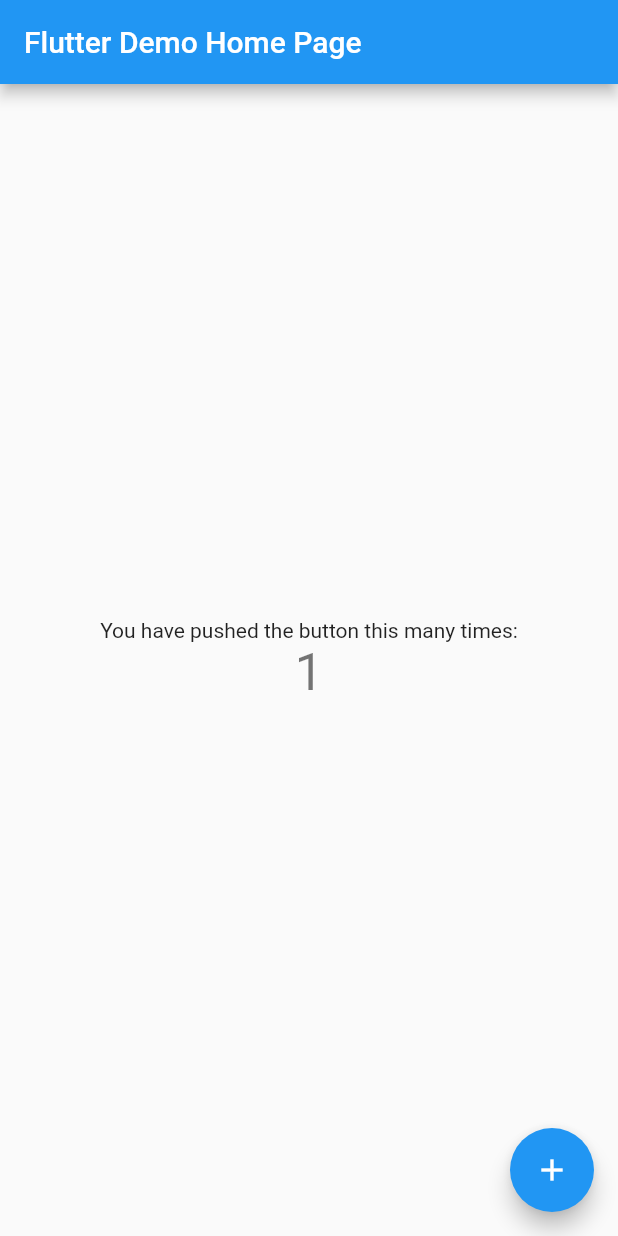
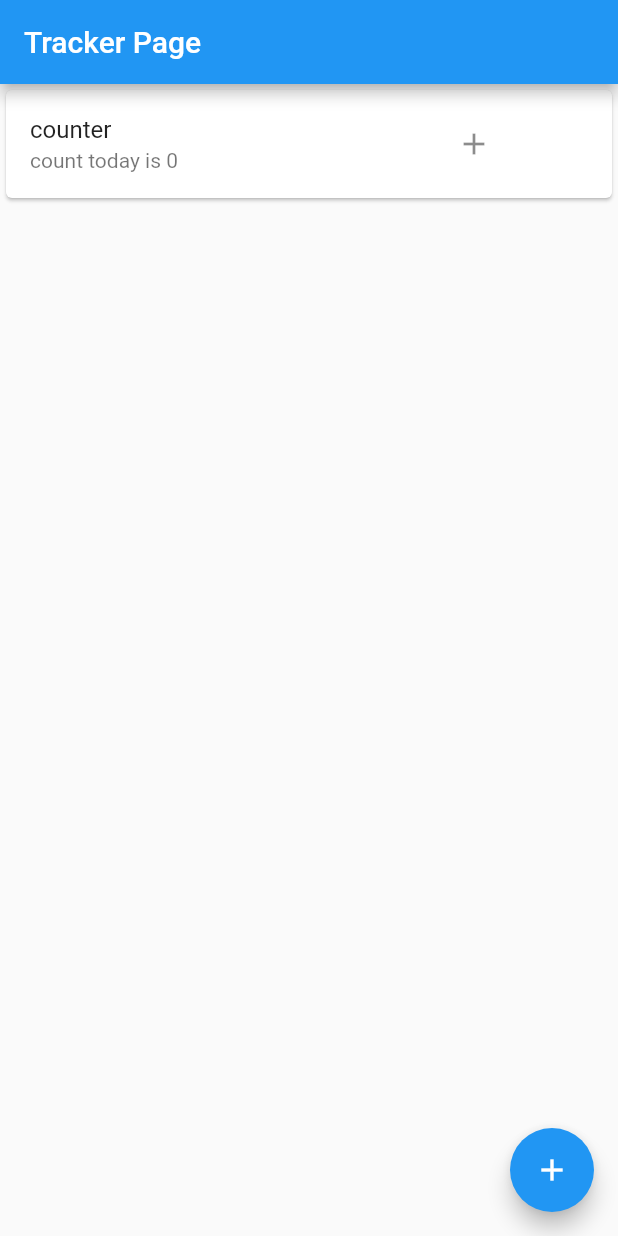
Before and after one commit to BlackAngryDog/symptom_tracker, a Flutter app: the screen it shows once a user with an empty profile is signed in, after a tap on the "add" icon, on a phone screen of 412 x 824 dp. Run offline on Flutter 3.47's test engine with Material 2 defaults, Android fonts, the light colour scheme and no system bars; our stand-ins replace cloud_firestore, firebase_auth, firebase_core, firebase_database, flutter_rating_bar; missing offline and left inert: flutterfire_ui; accounts and stored records are empty; statements that could not run were skipped.

Commit message:
migrating to firestore DB as a test

```diff
--- a/lib/firebase_config.dart
+++ b/lib/firebase_config.dart
@@ -43,7 +43,7 @@
         projectId: 'symptomtracker-52fcc',
         messagingSenderId: '448618578101',
         databaseURL:
-            'https://symptomtracker-52fcc-default-rtdb.europe-west1.firebasedatabase.app/',
+            'https://symptomtracker-52fcc-default-rtdb.europe-west1.firebasedatabase.app',
       );
     }
   }
--- a/lib/main.dart
+++ b/lib/main.dart
@@ -1,9 +1,13 @@
+import 'package:firebase_database/firebase_database.dart';
 import 'package:flutter/material.dart';
 
 import 'package:firebase_auth/firebase_auth.dart';
 import 'package:firebase_core/firebase_core.dart';
 import 'package:flutterfire_ui/auth.dart';
 import 'package:symptom_tracker/model/data_log.dart';
+import 'package:symptom_tracker/model/databaseTool.dart';
+import 'package:symptom_tracker/model/trackable.dart';
+import 'package:symptom_tracker/pages/tracker_home.dart';
 
 import 'firebase_config.dart';
 
@@ -11,13 +15,16 @@
   WidgetsFlutterBinding.ensureInitialized();
 
   if (Firebase.apps.isEmpty) {
-    await Firebase.initializeApp(name: 'att', options: DefaultFirebaseConfig.platformOptions);
+    await Firebase.initializeApp(
+        name: 'att', options: DefaultFirebaseConfig.platformOptions);
   } else {
     Firebase.app();
   }
 
   // FacebookSdk.sdkInitialize();
-  //FirebaseDatabase.instance.goOnline();
+  FirebaseDatabase.instance.databaseURL =
+      DefaultFirebaseConfig.platformOptions.databaseURL;
+  FirebaseDatabase.instance.goOnline();
 
   runApp(const MyApp());
 }
@@ -63,99 +70,8 @@
         }
 
         // Render your application if authenticated
-        return const MyHomePage(title: 'Flutter Demo Home Page');
+        return const TrackerPage(title: 'Tracker Page');
       },
     );
   }
 }
-
-class MyHomePage extends StatefulWidget {
-  const MyHomePage({Key? key, required this.title}) : super(key: key);
-
-  // This widget is the home page of your application. It is stateful, meaning
-  // that it has a State object (defined below) that contains fields that affect
-  // how it looks.
-
-  // This class is the configuration for the state. It holds the values (in this
-  // case the title) provided by the parent (in this case the App widget) and
-  // used by the build method of the State. Fields in a Widget subclass are
-  // always marked "final".
-
-  final String title;
-
-  @override
-  State<MyHomePage> createState() => _MyHomePageState();
-}
-
-class _MyHomePageState extends State<MyHomePage> {
-  int _counter = 0;
-
-  void _incrementCounter() {
-    setState(() {
-      // This call to setState tells the Flutter framework that something has
-      // changed in this State, which causes it to rerun the build method below
-      // so that the display can reflect the updated values. If we changed
-      // _counter without calling setState(), then the build method would not be
-      // called again, and so nothing would appear to happen.
-
-      DataLog log = DataLog(
-        title: "test $_counter",
-        value: _counter.toString(),
-      );
-      log.save(null, log.toJson());
-      _counter++;
-    });
-  }
-
-  @override
-  Widget build(BuildContext context) {
-    // This method is rerun every time setState is called, for instance as done
-    // by the _incrementCounter method above.
-    //
-    // The Flutter framework has been optimized to make rerunning build methods
-    // fast, so that you can just rebuild anything that needs updating rather
-    // than having to individually change instances of widgets.
-    return Scaffold(
-      appBar: AppBar(
-        // Here we take the value from the MyHomePage object that was created by
-        // the App.build method, and use it to set our appbar title.
-        title: Text(widget.title),
-      ),
-      body: Center(
-        // Center is a layout widget. It takes a single child and positions it
-        // in the middle of the parent.
-        child: Column(
-          // Column is also a layout widget. It takes a list of children and
-          // arranges them vertically. By default, it sizes itself to fit its
-          // children horizontally, and tries to be as tall as its parent.
-          //
-          // Invoke "debug painting" (press "p" in the console, choose the
-          // "Toggle Debug Paint" action from the Flutter Inspector in Android
-          // Studio, or the "Toggle Debug Paint" command in Visual Studio Code)
-          // to see the wireframe for each widget.
-          //
-          // Column has various properties to control how it sizes itself and
-          // how it positions its children. Here we use mainAxisAlignment to
-          // center the children vertically; the main axis here is the vertical
-          // axis because Columns are vertical (the cross axis would be
-          // horizontal).
-          mainAxisAlignment: MainAxisAlignment.center,
-          children: <Widget>[
-            const Text(
-              'You have pushed the button this many times:',
-            ),
-            Text(
-              '$_counter',
-              style: Theme.of(context).textTheme.headline4,
-            ),
-          ],
-        ),
-      ),
-      floatingActionButton: FloatingActionButton(
-        onPressed: _incrementCounter,
-        tooltip: 'Increment',
-        child: const Icon(Icons.add),
-      ), // This trailing comma makes auto-formatting nicer for build methods.
-    );
-  }
-}
--- a/lib/model/abs_savable.dart
+++ b/lib/model/abs_savable.dart
@@ -9,8 +9,10 @@
     AbsSavable._endpoint = endpoint;
   }
 
-  void save(String? id, Map<dynamic, dynamic> json) {
-    DatabaseReference ref = DatabaseTools.getRef('$_endpoint/${getUserID()}');
+  void save(String? id, Map<String, dynamic> json) {
+    DatabaseTools.SaveItem(id, _endpoint, json);
+    return;
+    DatabaseReference ref = DatabaseTools.getRef(_endpoint);
 
     if (id != null) {
       ref.update({
@@ -24,9 +26,15 @@
     }
   }
 
-  static Future<Map<dynamic, dynamic>> loadJson(String key) async {
+  static Future<Map<String, dynamic>> loadJson(String key) async {
     DatabaseReference ref = DatabaseTools.getRef(_endpoint);
     DatabaseEvent event = await ref.once();
-    return event.snapshot.value == null ? <dynamic, dynamic>{} : event.snapshot.value as Map<dynamic, dynamic>;
+    return event.snapshot.value == null
+        ? <String, dynamic>{}
+        : event.snapshot.value as Map<String, dynamic>;
+  }
+
+  String getEndpoint() {
+    return _endpoint;
   }
 }
--- a/lib/model/data_log.dart
+++ b/lib/model/data_log.dart
@@ -10,7 +10,8 @@
   String? value;
   String? type;
 
-  DataLog({this.id, this.title, this.time, this.value, this.type}) : super('datalogs');
+  DataLog({this.id, this.title, this.time, this.value, this.type})
+      : super('datalogs');
 
   // How is are logs stored for retreaval and reading
 
@@ -24,10 +25,11 @@
     return DataLog.fromJson(key, await AbsSavable.loadJson(key));
   }
 
-  DataLog.fromJson(String? key, Map<dynamic, dynamic> json) : super('datalogs') {
+  DataLog.fromJson(String? key, Map<dynamic, dynamic> json)
+      : super('datalogs') {
     id = key;
     title = json['title'];
-    time = DateTime.fromMicrosecondsSinceEpoch(json['time']);
+    time = DateTime.fromMicrosecondsSinceEpoch(json['time'] ?? 0);
     value = json['value'];
     type = json['type'];
   }
--- a/lib/model/databaseTool.dart
+++ b/lib/model/databaseTool.dart
@@ -1,3 +1,4 @@
+import 'package:cloud_firestore/cloud_firestore.dart';
 import 'package:firebase_database/firebase_database.dart';
 import 'package:firebase_auth/firebase_auth.dart';
 import 'package:symptom_tracker/model/abs_savable.dart';
@@ -6,6 +7,48 @@
 class DatabaseTools {
   //final DatabaseReference _timerRef =
   //    FirebaseDatabase.instance.ref().child('timers');
+
+  static void testFirestore() {
+    FirebaseFirestore firestore = FirebaseFirestore.instance;
+
+    CollectionReference users = FirebaseFirestore.instance.collection('users');
+    users
+        .add({
+          'full_name': 'test', // John Doe
+          'company': 'company', // Stokes and Sons
+          'age': 'age' // 42
+        })
+        .then((value) => print("User Added"))
+        .catchError((error) => print("Failed to add user: $error"));
+  }
+
+  static void SaveItem(String? id, String endpoint, Map<String, dynamic> json) {
+    CollectionReference collection =
+        FirebaseFirestore.instance.collection(endpoint);
+
+    dynamic snap = collection.doc(id).get();
+
+    collection
+        .add(json)
+        .then((value) => print("User Added"))
+        .catchError((error) => print("Failed to add user: $error"));
+
+    /*FirebaseFirestore.instance
+        .collection("$endpoint/${getUserID()}")
+        //.where(FieldPath.documentId, whereIn: documentIds)
+        .get()
+        .then((value) => print("User Added"));
+
+     */
+  }
+
+/*
+    Future<Element> launchElement(){
+      return new Future.value(true)
+          .then((_) => getItems())
+          .then((_) => innerDiv);
+    }
+*/
 
   static DatabaseReference getRef(String endpoint) {
     DatabaseReference ref =
@@ -21,4 +64,10 @@
     }
     return uid;
   }
+
+  DatabaseReference getQuery(String endpoint) {
+    DatabaseReference ref =
+        FirebaseDatabase.instance.ref("$endpoint/${getUserID()}");
+    return ref;
+  }
 }
--- a/lib/model/tracker.dart
+++ b/lib/model/tracker.dart
@@ -7,8 +7,11 @@
 
   // tracker title (does this need to be unique in data?)
   String? title;
+  String? type;
 
-  Tracker() : super('trackers');
+  Tracker({this.title, this.type}) : super('trackers') {
+    readLog();
+  }
 
   // TYPE - counter, quality, duration, value
 
@@ -18,7 +21,9 @@
   void updateLog() {}
 
   // get data from logs for day ?
-  void readLog() {}
+  void readLog() {
+    // Load data log for this tracker id
+  }
 
   // PERSISTANCE
 
@@ -26,11 +31,15 @@
     return Tracker.fromJson(key, await AbsSavable.loadJson(key));
   }
 
-  Tracker.fromJson(String? key, Map<dynamic, dynamic> json) : super('trackables') {
+  Tracker.fromJson(String? key, Map<String, dynamic> json)
+      : super('trackables') {
     id = key;
+    title = json['title'];
+    type = json['type'];
   }
 
-  Map<dynamic, dynamic> toJson() => <dynamic, dynamic>{
+  Map<String, dynamic> toJson() => <String, dynamic>{
         'title': title,
+        'type': type,
       };
 }
--- a/lib/pages/tracker_home.dart
+++ b/lib/pages/tracker_home.dart
@@ -0,0 +1,96 @@
+import 'package:flutter/material.dart';
+import 'package:symptom_tracker/model/data_log.dart';
+import 'package:symptom_tracker/model/databaseTool.dart';
+import 'package:symptom_tracker/model/tracker.dart';
+import 'package:symptom_tracker/widgets/data_log_list.dart';
+import 'package:symptom_tracker/widgets/tracker_list.dart';
+
+class TrackerPage extends StatefulWidget {
+  const TrackerPage({Key? key, required this.title}) : super(key: key);
+
+  // This widget is the home page of your application. It is stateful, meaning
+  // that it has a State object (defined below) that contains fields that affect
+  // how it looks.
+
+  // This class is the configuration for the state. It holds the values (in this
+  // case the title) provided by the parent (in this case the App widget) and
+  // used by the build method of the State. Fields in a Widget subclass are
+  // always marked "final".
+
+  final String title;
+
+  @override
+  State<TrackerPage> createState() => _TrackerPageState();
+}
+
+class _TrackerPageState extends State<TrackerPage> {
+  int _counter = 0;
+  bool _finishedLoading = false;
+
+  @override
+  void initState() {
+    super.initState();
+    loadData();
+  }
+
+  Future<void> loadData() async {
+    var data = await DatabaseTools().getQuery(DataLog().getEndpoint()).get();
+    var dataList = data.children.toList();
+
+    setState(() {
+      _finishedLoading = true;
+    });
+  }
+
+  void _incrementCounter() {
+    // DatabaseTools.testFirestore();
+
+    setState(() {
+      // This call to setState tells the Flutter framework that something has
+      // changed in this State, which causes it to rerun the build method below
+      // so that the display can reflect the updated values. If we changed
+      // _counter without calling setState(), then the build method would not be
+      // called again, and so nothing would appear to happen.
+
+      //DatabaseTools.testFirestore();
+
+      DataLog log = DataLog(
+        title: "test $_counter",
+        value: _counter.toString(),
+      );
+      //log.save(null, log.toJson());
+
+      Tracker tracker = new Tracker(title: 'counter', type: 'counter');
+      tracker.save(null, tracker.toJson());
+
+      _counter++;
+    });
+  }
+
+  @override
+  Widget build(BuildContext context) {
+    // This method is rerun every time setState is called, for instance as done
+    // by the _incrementCounter method above.
+    //
+    // The Flutter framework has been optimized to make rerunning build methods
+    // fast, so that you can just rebuild anything that needs updating rather
+    // than having to individually change instances of widgets.
+    return Scaffold(
+      appBar: AppBar(
+        // Here we take the value from the MyHomePage object that was created by
+        // the App.build method, and use it to set our appbar title.
+        title: Text(widget.title),
+      ),
+      body: Center(
+        // Center is a layout widget. It takes a single child and positions it
+        // in the middle of the parent.
+        child: TrackerList(),
+      ),
+      floatingActionButton: FloatingActionButton(
+        onPressed: _incrementCounter,
+        tooltip: 'Increment',
+        child: const Icon(Icons.add),
+      ), // This trailing comma makes auto-formatting nicer for build methods.
+    );
+  }
+}
--- /dev/null
+++ b/lib/widgets/tracker_item.dart
@@ -0,0 +1,24 @@
+import 'package:flutter/material.dart';
+import 'package:symptom_tracker/model/data_log.dart';
+import 'package:symptom_tracker/model/tracker.dart';
+import 'package:symptom_tracker/widgets/trackers/count_tracker.dart';
+import 'package:symptom_tracker/widgets/trackers/quality_tracker.dart';
+import 'package:symptom_tracker/widgets/trackers/value_tracker.dart';
+
+class TrackerItem extends StatelessWidget {
+  final Tracker item;
+
+  const TrackerItem(this.item, {Key? key}) : super(key: key);
+
+  @override
+  Widget build(BuildContext context) {
+    switch (item.type) {
+      case "counter":
+        return CountTracker(item);
+      case "quality":
+        return QualityTracker(item);
+      default:
+        return ValueTracker(item);
+    }
+  }
+}
--- /dev/null
+++ b/lib/widgets/tracker_list.dart
@@ -0,0 +1,50 @@
+import 'package:cloud_firestore/cloud_firestore.dart';
+import 'package:flutter/material.dart';
+import 'package:flutterfire_ui/database.dart';
+import 'package:symptom_tracker/model/data_log.dart';
+import 'package:symptom_tracker/model/databaseTool.dart';
+import 'package:symptom_tracker/model/trackable.dart';
+import 'package:symptom_tracker/model/tracker.dart';
+import 'package:symptom_tracker/widgets/data_log_item.dart';
+import 'package:symptom_tracker/widgets/tracker_item.dart';
+
+class TrackerList extends StatelessWidget {
+  TrackerList({Key? key}) : super(key: key);
+
+  final db = FirebaseFirestore.instance;
+
+  @override
+  Widget build(BuildContext context) {
+    return Container(
+      height: MediaQuery.of(context).copyWith().size.height,
+      child: StreamBuilder<QuerySnapshot>(
+        stream: db.collection('trackers').snapshots(),
+        builder: (context, snapshot) {
+          if (!snapshot.hasData) {
+            return Center(
+              child: CircularProgressIndicator(),
+            );
+          } else {
+            return ListView(
+              children: snapshot.data?.docs.map((doc) {
+                return TrackerItem(
+                    Tracker.fromJson(null, doc.data() as Map<String, dynamic>));
+              }).toList() as List<TrackerItem>,
+            );
+          }
+        },
+      ),
+
+      /*child: FirebaseDatabaseListView(
+        query: DatabaseTools.getRef(Tracker().getEndpoint()),
+        itemBuilder: (context, snapshot) {
+          Tracker tracker = Tracker.fromJson(
+              snapshot.key, snapshot.value as Map<String, dynamic>);
+          return TrackerItem(tracker);
+        },
+      ),
+
+       */
+    );
+  }
+}
--- /dev/null
+++ b/lib/widgets/trackers/count_tracker.dart
@@ -0,0 +1,45 @@
+import 'package:flutter/material.dart';
+import 'package:symptom_tracker/model/tracker.dart';
+
+class CountTracker extends StatefulWidget {
+  final Tracker _tracker;
+  const CountTracker(this._tracker, {Key? key}) : super(key: key);
+
+  @override
+  State<CountTracker> createState() => _ValueTrackerState();
+}
+
+class _ValueTrackerState extends State<CountTracker> {
+  int currValue = 0; // TODO - GET TODYS COUNT FOR TRACKER
+  String subtitle = 'count today is 0';
+
+  void updateData() {
+    currValue++;
+
+    setState(() {
+      subtitle = 'count today is $currValue';
+    });
+  }
+
+  @override
+  Widget build(BuildContext context) {
+    return Card(
+      child: ListTile(
+        title: Text(widget._tracker.title ?? ""),
+        subtitle: Text(subtitle),
+        trailing: SizedBox(
+          width: 100,
+          child: Row(
+            children: [
+              IconButton(
+                  onPressed: () {
+                    updateData();
+                  },
+                  icon: const Icon(Icons.add))
+            ],
+          ),
+        ),
+      ),
+    );
+  }
+}
--- a/pubspec.yaml
+++ b/pubspec.yaml
@@ -36,6 +36,9 @@
   cupertino_icons: ^1.0.2
   firebase_auth: ^3.3.20
   flutterfire_ui: ^0.4.2
+  firebase_database: ^9.0.16
+  flutter_rating_bar: ^4.0.1
+  cloud_firestore: ^3.1.18
 
 dev_dependencies:
   flutter_test:
```
Also changed, not shown: lib/model/trackable.dart (+7 -6 lines), lib/widgets/data_log_item.dart (added, +21 -0 lines), lib/widgets/data_log_list.dart (added, +24 -0 lines), lib/widgets/trackers/quality_tracker.dart (added, +49 -0 lines), lib/widgets/trackers/value_tracker.dart (added, +74 -0 lines), pubspec.lock.
